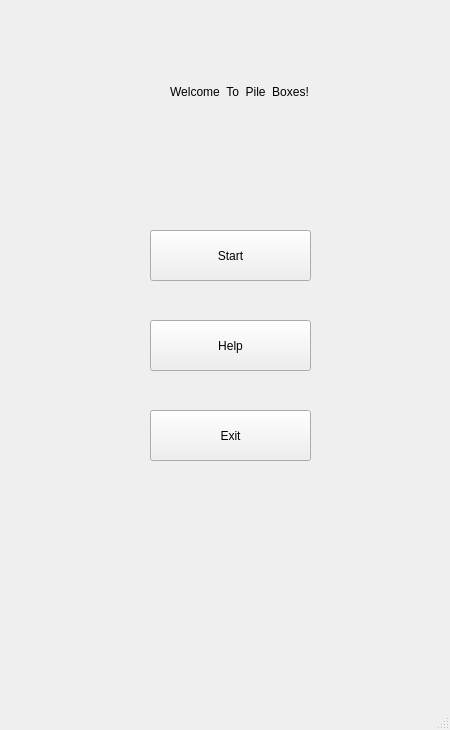
QuadrantQuartet/PileBox, file mainwindow.ui: the form before one commit.
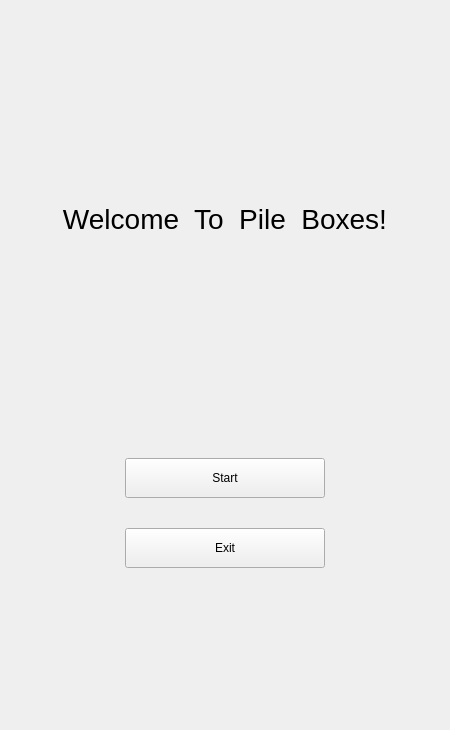
The form after the commit.

```diff
--- a/mainwindow.ui
+++ b/mainwindow.ui
@@ -10,89 +10,157 @@
     <height>730</height>
    </rect>
   </property>
+  <property name="minimumSize">
+   <size>
+    <width>450</width>
+    <height>730</height>
+   </size>
+  </property>
+  <property name="maximumSize">
+   <size>
+    <width>450</width>
+    <height>730</height>
+   </size>
+  </property>
   <property name="windowTitle">
    <string>Pile Boxes</string>
   </property>
-  <widget class="QWidget" name="centralwidget">
-   <widget class="QPushButton" name="exitButton">
-    <property name="geometry">
-     <rect>
-      <x>150</x>
-      <y>410</y>
-      <width>161</width>
-      <height>51</height>
-     </rect>
+  <widget class="QWidget" name="startMenu">
+   <layout class="QVBoxLayout" name="verticalLayout">
+    <property name="spacing">
+     <number>30</number>
     </property>
-    <property name="styleSheet">
-     <string notr="true">font: 15pt &quot;Microsoft YaHei UI&quot;;</string>
+    <property name="leftMargin">
+     <number>40</number>
     </property>
-    <property name="text">
-     <string>Exit</string>
+    <property name="rightMargin">
+     <number>40</number>
     </property>
-   </widget>
-   <widget class="QPushButton" name="helpButton">
-    <property name="geometry">
-     <rect>
-      <x>150</x>
-      <y>320</y>
-      <width>161</width>
-      <height>51</height>
-     </rect>
-    </property>
-    <property name="styleSheet">
-     <string notr="true">font: 15pt &quot;Microsoft YaHei UI&quot;;</string>
-    </property>
-    <property name="text">
-     <string>Help</string>
-    </property>
-   </widget>
-   <widget class="QPushButton" name="startButton">
-    <property name="geometry">
-     <rect>
-      <x>150</x>
-      <y>230</y>
-      <width>161</width>
-      <height>51</height>
-     </rect>
-    </property>
-    <property name="styleSheet">
-     <string notr="true">font: 15pt &quot;Microsoft YaHei UI&quot;;</string>
-    </property>
-    <property name="text">
-     <string>Start</string>
-    </property>
-   </widget>
-   <widget class="QLabel" name="label">
-    <property name="geometry">
-     <rect>
-      <x>0</x>
-      <y>0</y>
-      <width>479</width>
-      <height>184</height>
-     </rect>
-    </property>
-    <property name="styleSheet">
-     <string notr="true">font: 18pt &quot;Microsoft YaHei UI&quot;;</string>
-    </property>
-    <property name="text">
-     <string>Welcome  To  Pile  Boxes!</string>
-    </property>
-    <property name="alignment">
-     <set>Qt::AlignCenter</set>
-    </property>
-   </widget>
+    <item>
+     <spacer name="verticalSpacer_2">
+      <property name="orientation">
+       <enum>Qt::Vertical</enum>
+      </property>
+      <property name="sizeHint" stdset="0">
+       <size>
+        <width>20</width>
+        <height>40</height>
+       </size>
+      </property>
+     </spacer>
+    </item>
+    <item>
+     <widget class="QLabel" name="title">
+      <property name="sizePolicy">
+       <sizepolicy hsizetype="Preferred" vsizetype="Preferred">
+        <horstretch>0</horstretch>
+        <verstretch>0</verstretch>
+       </sizepolicy>
+      </property>
+      <property name="minimumSize">
+       <size>
+        <width>0</width>
+        <height>114</height>
+       </size>
+      </property>
+      <property name="font">
+       <font>
+        <family>Microsoft YaHei UI</family>
+        <pointsize>21</pointsize>
+        <italic>false</italic>
+        <bold>false</bold>
+        <kerning>true</kerning>
+       </font>
+      </property>
+      <property name="styleSheet">
+       <string notr="true"/>
+      </property>
+      <property name="text">
+       <string>Welcome  To  Pile  Boxes!</string>
+      </property>
+      <property name="scaledContents">
+       <bool>false</bool>
+      </property>
+      <property name="alignment">
+       <set>Qt::AlignCenter</set>
+      </property>
+      <property name="wordWrap">
+       <bool>false</bool>
+      </property>
+     </widget>
+    </item>
+    <item>
+     <spacer name="verticalSpacer">
+      <property name="orientation">
+       <enum>Qt::Vertical</enum>
+      </property>
+      <property name="sizeHint" stdset="0">
+       <size>
+        <width>20</width>
+        <height>40</height>
+       </size>
+      </property>
+     </spacer>
+    </item>
+    <item alignment="Qt::AlignHCenter">
+     <widget class="QPushButton" name="startButton">
+      <property name="minimumSize">
+       <size>
+        <width>200</width>
+        <height>40</height>
+       </size>
+      </property>
+      <property name="maximumSize">
+       <size>
+        <width>300</width>
+        <height>16777215</height>
+       </size>
+      </property>
+      <property name="styleSheet">
+       <string notr="true">font: 15pt &quot;Microsoft YaHei UI&quot;;</string>
+      </property>
+      <property name="text">
+       <string>Start</string>
+      </property>
+     </widget>
+    </item>
+    <item alignment="Qt::AlignHCenter">
+     <widget class="QPushButton" name="exitButton">
+      <property name="minimumSize">
+       <size>
+        <width>200</width>
+        <height>40</height>
+       </size>
+      </property>
+      <property name="maximumSize">
+       <size>
+        <width>300</width>
+        <height>16777215</height>
+       </size>
+      </property>
+      <property name="styleSheet">
+       <string notr="true">font: 15pt &quot;Microsoft YaHei UI&quot;;</string>
+      </property>
+      <property name="text">
+       <string>Exit</string>
+      </property>
+     </widget>
+    </item>
+    <item>
+     <spacer name="verticalSpacer_3">
+      <property name="orientation">
+       <enum>Qt::Vertical</enum>
+      </property>
+      <property name="sizeHint" stdset="0">
+       <size>
+        <width>20</width>
+        <height>40</height>
+       </size>
+      </property>
+     </spacer>
+    </item>
+   </layout>
   </widget>
-  <widget class="QMenuBar" name="menubar">
-   <property name="geometry">
-    <rect>
-     <x>0</x>
-     <y>0</y>
-     <width>450</width>
-     <height>26</height>
-    </rect>
-   </property>
-  </widget>
-  <widget class="QStatusBar" name="statusbar"/>
  </widget>
  <resources/>
  <connections/>
```
Left out of the diff: 4 changed lines with no effect on the pictures.
